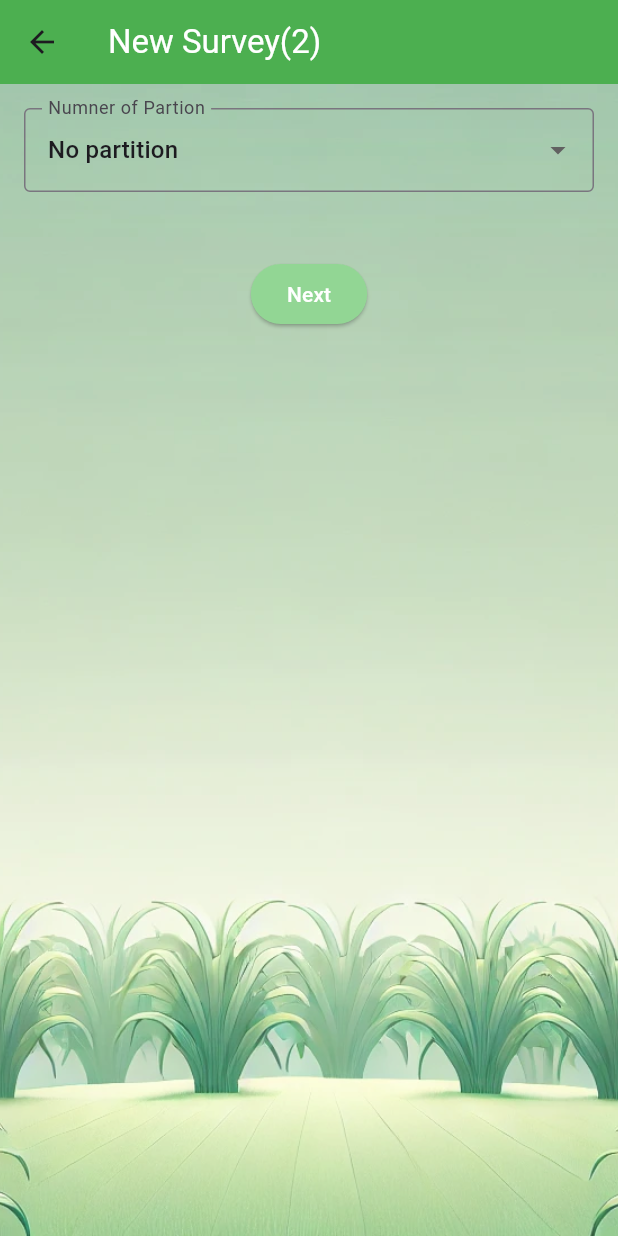
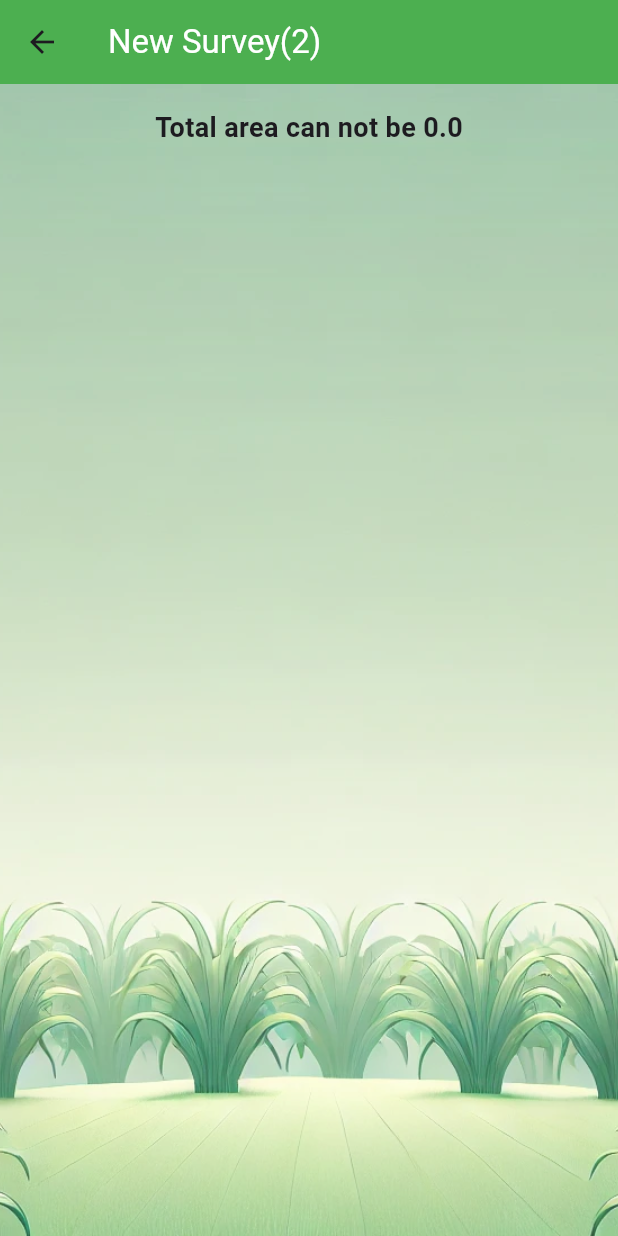
Before and after one commit to tito06/surveyproject, a Flutter app: the PartitionScreen screen opened directly, on a phone screen of 412 x 824 dp. Run offline on Flutter 3.47's test engine with Material 3 defaults, Android fonts, the light colour scheme and no system bars; our stand-ins replace geolocator, shared_preferences; missing offline and left inert: area_polygon, dart:ffi, geodesy; accounts and stored records are empty; statements that could not run were skipped.

Commit message:
UI checking for area 0 added

```diff
--- a/lib/screens/partition.dart
+++ b/lib/screens/partition.dart
@@ -17,6 +17,7 @@ class _PartitionScreenState extends State<PartitionScreen> {
   String? selectedPartion;
   final TextEditingController _inputPartition = TextEditingController();
   List<Map<String, dynamic>>? areaData;
+  double totalArea = 0.0;
 
   @override
   void initState() {
@@ -24,8 +25,10 @@ class _PartitionScreenState extends State<PartitionScreen> {
     _inputPartition.text = "";
 
     selectedPartion = partion[0];
+    totalArea = widget.surveyData!["total_area"];
 
     print(widget.surveyData);
+    print(totalArea);
   }
 
   @override
@@ -57,7 +60,15 @@ class _PartitionScreenState extends State<PartitionScreen> {
             child: SingleChildScrollView(
                 child: Padding(
                     padding: const EdgeInsets.all(16.0),
-                    child: Column(
+                    child: totalArea == 0.00
+                        ? const Center(
+                            child: Text(
+                              "Total area can not be 0.0",
+                              style: TextStyle(
+                                  fontSize: 18, fontWeight: FontWeight.bold),
+                            ),
+                          )
+                        : Column(
                             crossAxisAlignment: CrossAxisAlignment.start,
                             children: [
                                 DropdownButtonFormField<String>(
@@ -103,9 +114,11 @@ class _PartitionScreenState extends State<PartitionScreen> {
                                         final result = await Navigator.push(
                                             context,
                                             MaterialPageRoute(
-                                          builder: (context) => AreaScreen(
+                                                builder: (context) =>
+                                                    AreaScreen(
                                                       balanceArea: double.parse(
-                                                    _inputPartition.value.text
+                                                          _inputPartition
+                                                              .value.text
                                                               .trim()),
                                                       surveyData: surveyData,
                                                     )));
@@ -126,7 +139,8 @@ class _PartitionScreenState extends State<PartitionScreen> {
                                 if (areaData != null && areaData != " ") ...[
                                   const Text(
                                     "Partition:",
-                              style: TextStyle(fontWeight: FontWeight.bold),
+                                    style:
+                                        TextStyle(fontWeight: FontWeight.bold),
                                   ),
                                   const SizedBox(
                                     height: 10,
@@ -141,7 +155,8 @@ class _PartitionScreenState extends State<PartitionScreen> {
                                           elevation: 3,
                                           margin: EdgeInsets.only(bottom: 10),
                                           child: Padding(
-                                        padding: const EdgeInsets.all(16.0),
+                                              padding:
+                                                  const EdgeInsets.all(16.0),
                                               child: Column(
                                                 mainAxisAlignment:
                                                     MainAxisAlignment.start,
@@ -180,14 +195,16 @@ class _PartitionScreenState extends State<PartitionScreen> {
                                                     "Area:  ${areadata['area']} %",
                                                     style: const TextStyle(
                                                         fontSize: 18,
-                                                  fontWeight: FontWeight.bold),
+                                                        fontWeight:
+                                                            FontWeight.bold),
                                                   ),
                                                   SizedBox(height: 4),
                                                   Text(
                                                     "Total Area:  ${areadata['totalArea']} hectre",
                                                     style: const TextStyle(
                                                         fontSize: 18,
-                                                  fontWeight: FontWeight.bold),
+                                                        fontWeight:
+                                                            FontWeight.bold),
                                                   ),
                                                 ],
                                               )));
@@ -205,7 +222,8 @@ class _PartitionScreenState extends State<PartitionScreen> {
                                                 const Color.fromARGB(
                                                     255, 146, 214, 148))),
                                     onPressed: () {
-                                surveyData['no_of_partition'] = selectedPartion;
+                                      surveyData['no_of_partition'] =
+                                          selectedPartion;
                                       surveyData['share_area'] = areaData;
                                       Navigator.push(
                                           context,
```
Lines whose indentation alone changed are shown as unchanged.
